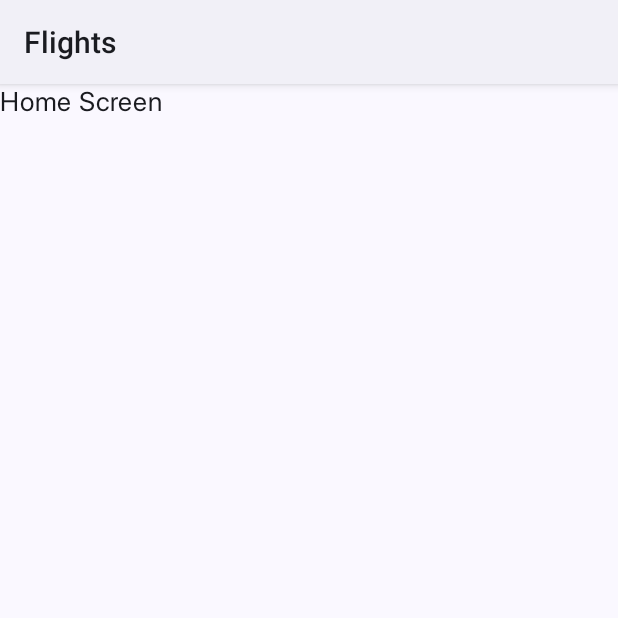
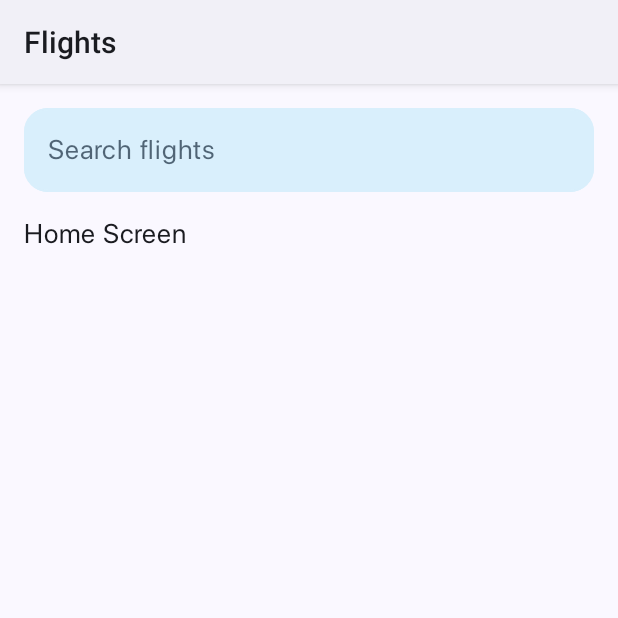
Before and after one commit to bit-shift-studios/flights-app, an Android app built with Jetpack Compose: the screen it shows after launch (MainActivity), on a phone screen of 412 x 824 dp, the top half of it. Run offline under Robolectric (Android 15) with nearby library versions, the phone set to English and light mode, and no system bars; our stand-ins replace Dagger/Hilt's generated code.

Commit message:
`FEAT` Created base search bar

```diff
--- a/app/src/main/java/bitshift/studios/flightsapp/presentation/screens/home/HomeScreen.kt
+++ b/app/src/main/java/bitshift/studios/flightsapp/presentation/screens/home/HomeScreen.kt
@@ -1,16 +1,25 @@
 package bitshift.studios.flightsapp.presentation.screens.home
 
+import androidx.compose.foundation.isSystemInDarkTheme
 import androidx.compose.foundation.layout.Column
 import androidx.compose.foundation.layout.padding
 import androidx.compose.material3.Scaffold
 import androidx.compose.material3.Text
 import androidx.compose.runtime.Composable
 import androidx.compose.ui.Modifier
+import androidx.compose.ui.unit.dp
+import bitshift.studios.flightsapp.presentation.ui.components.SearchBar
 
 @Composable
 fun HomeScreen(modifier: Modifier = Modifier) {
-	Scaffold { padding ->
-		Column(modifier = modifier.padding(padding)) {
+	val isDarkTheme = isSystemInDarkTheme()
+
+	Scaffold(
+		topBar = {
+			SearchBar(isDarkTheme = isDarkTheme)
+		},
+	) { padding ->
+		Column(modifier = modifier.padding(padding).padding(horizontal = 16.dp)) {
 			Text(text = "Home Screen")
 		}
 	}
--- /dev/null
+++ b/app/src/main/java/bitshift/studios/flightsapp/presentation/ui/components/SearchBar.kt
@@ -0,0 +1,59 @@
+package bitshift.studios.flightsapp.presentation.ui.components
+
+import androidx.compose.foundation.layout.fillMaxWidth
+import androidx.compose.foundation.layout.padding
+import androidx.compose.foundation.shape.RoundedCornerShape
+import androidx.compose.material3.MaterialTheme
+import androidx.compose.material3.OutlinedTextField
+import androidx.compose.material3.Text
+import androidx.compose.material3.TextFieldDefaults
+import androidx.compose.runtime.Composable
+import androidx.compose.ui.Modifier
+import androidx.compose.ui.tooling.preview.Preview
+import androidx.compose.ui.unit.dp
+import bitshift.studios.flightsapp.presentation.ui.theme.FlightsAppTheme
+import bitshift.studios.flightsapp.presentation.ui.theme.Main050
+import bitshift.studios.flightsapp.presentation.ui.theme.Main250
+import bitshift.studios.flightsapp.presentation.ui.theme.Neutral050
+
+@Composable
+fun SearchBar(
+	modifier: Modifier = Modifier,
+	isDarkTheme: Boolean
+) {
+	val containerColor = when(isDarkTheme) {
+		true -> Main250
+		else -> Main050
+	}
+
+	OutlinedTextField(
+		value = "",
+		onValueChange = {},
+		singleLine = true,
+		textStyle = MaterialTheme.typography.bodyLarge,
+		placeholder = {
+			Text(
+				text = "Search flights",
+				color = if (isDarkTheme) Main050.copy(alpha = 0.5F) else Main250.copy(alpha = 0.7F)
+			)
+		},
+		shape = RoundedCornerShape(16.dp),
+		colors = TextFieldDefaults.outlinedTextFieldColors(
+			containerColor = containerColor,
+			unfocusedBorderColor = containerColor,
+			focusedBorderColor = containerColor,
+			textColor = Neutral050
+		),
+		modifier = modifier
+			.fillMaxWidth()
+			.padding(16.dp)
+	)
+}
+
+@Preview(showBackground = true)
+@Composable
+fun SearchBarPreview() {
+	FlightsAppTheme {
+		SearchBar(isDarkTheme = false)
+	}
+}
```
